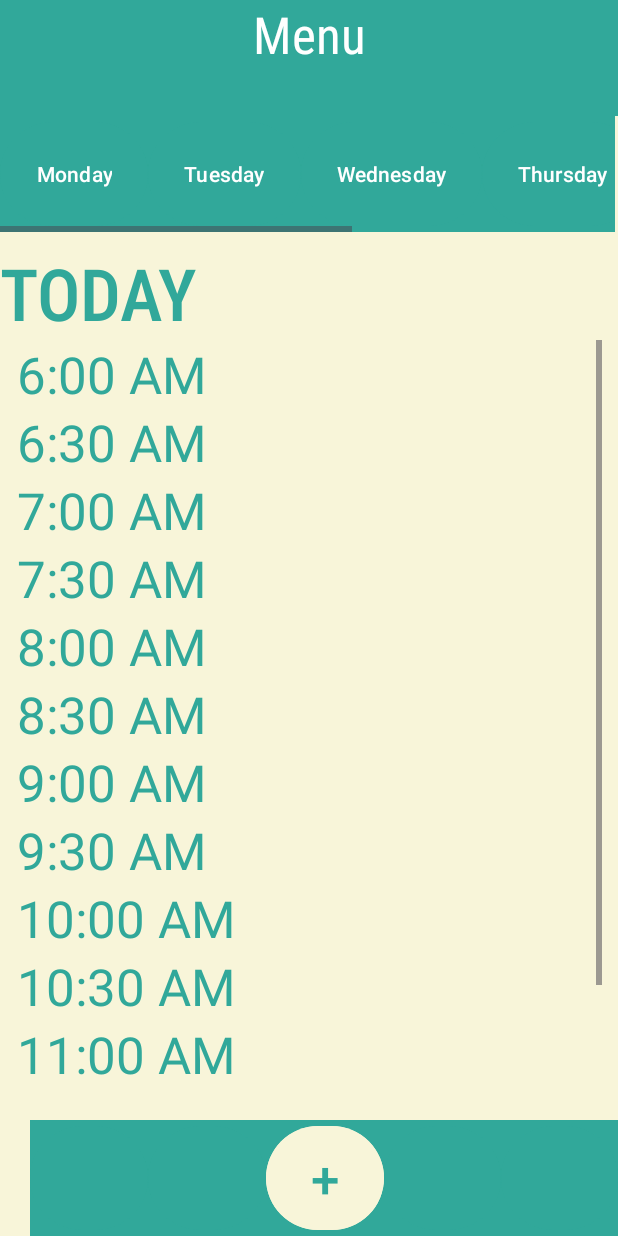
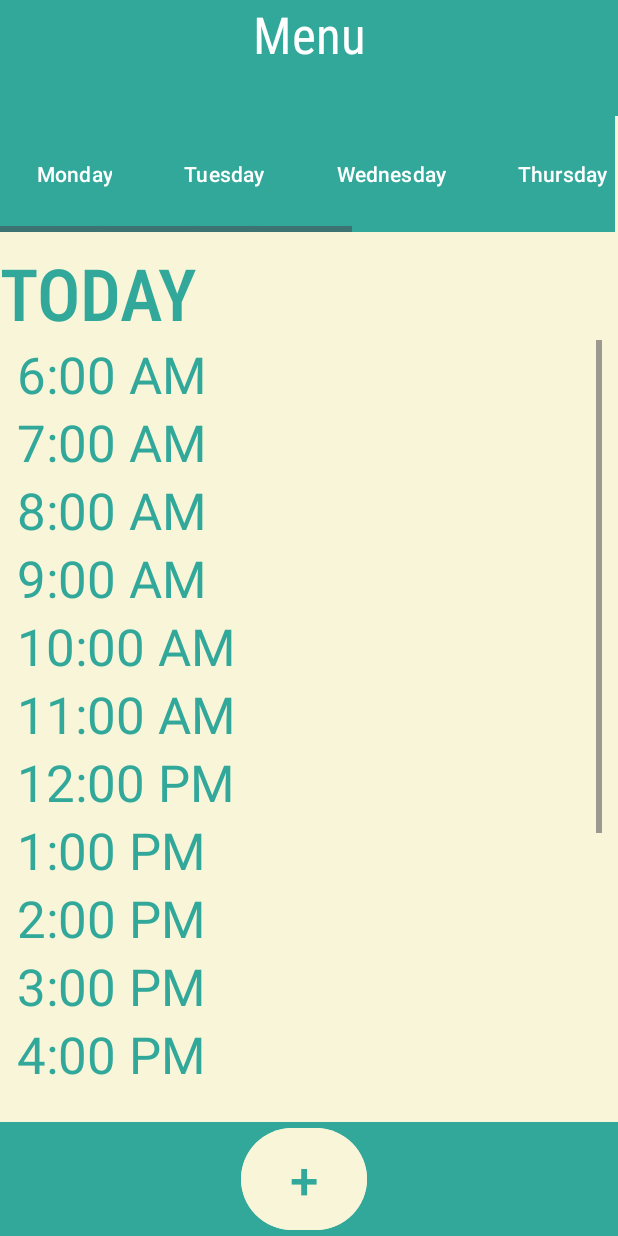
Before and after one commit to kyahki/MobDevProject, an Android app: the MainMenu screen opened directly, with no data from a screen before it, on a phone screen of 412 x 824 dp. Run offline under Robolectric (Android 15) with nearby library versions, the phone set to English and light mode, and no system bars.

Commit message:
aysa hilabtii kuwang pni backup rni

```diff
--- a/app/src/main/java/com/example/mobdevproject/MainMenu.java
+++ b/app/src/main/java/com/example/mobdevproject/MainMenu.java
@@ -1,49 +1,86 @@
 package com.example.mobdevproject;
 
+import android.app.Dialog;
 import android.content.Intent;
 import android.os.Bundle;
+import android.util.Log;
 import android.view.MotionEvent;
 import android.view.View;
+import android.widget.ArrayAdapter;
+import android.widget.Button;
+import android.widget.EditText;
+import android.widget.ListView;
 import android.widget.ScrollView;
+import android.widget.TextView;
+import android.widget.Toast;
 
-import androidx.activity.EdgeToEdge;
 import androidx.appcompat.app.AppCompatActivity;
-import androidx.core.graphics.Insets;
-import androidx.core.view.ViewCompat;
-import androidx.core.view.WindowInsetsCompat;
+import android.app.AlertDialog;
+import android.content.DialogInterface;
+import java.util.ArrayList;
+import java.util.List;
 
 public class MainMenu extends AppCompatActivity {
 
     private static final int MIN_DISTANCE = 150;
+    private List<String> tasks = new ArrayList<>();
+    private TextView currentTextView;
+
     @Override
     protected void onCreate(Bundle savedInstanceState) {
         super.onCreate(savedInstanceState);
-        EdgeToEdge.enable(this);
         setContentView(R.layout.activity_main_menu);
+        Button btnAddSched = findViewById(R.id.btnAddSched);
+        ScrollView scrollView = findViewById(R.id.mainScrollView);
 
-        ScrollView scrollView = findViewById(R.id.mainScrollView);
+
+
+        setTimeTextViewClickListener(R.id.sixam, "6:00 AM");
+        setTimeTextViewClickListener(R.id.sevenam, "7:00 AM");
+        setTimeTextViewClickListener(R.id.eightam, "8:00 AM");
+        setTimeTextViewClickListener(R.id.nineam, "9:00 AM");
+        setTimeTextViewClickListener(R.id.tenam, "10:00 AM");
+        setTimeTextViewClickListener(R.id.elevenam, "11:00 AM");
+        setTimeTextViewClickListener(R.id.twelvepm, "12:00 PM");
+        setTimeTextViewClickListener(R.id.onepm, "1:00 PM");
+        setTimeTextViewClickListener(R.id.twopm, "2:00 PM");
+        setTimeTextViewClickListener(R.id.threepm, "3:00 PM");
+        setTimeTextViewClickListener(R.id.fourpm, "4:00 PM");
+        setTimeTextViewClickListener(R.id.fivepm, "5:00 PM");
+        setTimeTextViewClickListener(R.id.sixpm, "6:00 PM");
+        setTimeTextViewClickListener(R.id.sevenpm, "7:00 PM");
+        setTimeTextViewClickListener(R.id.eightpm, "8:00 PM");
+        setTimeTextViewClickListener(R.id.ninepm, "9:00 PM");
+        setTimeTextViewClickListener(R.id.tenpm, "10:00 PM");
+
+        btnAddSched.setOnClickListener(new View.OnClickListener() {
+            @Override
+            public void onClick(View v) {
+                if (currentTextView != null) {
+
+                    showAddScheduleDialog(currentTextView.getText().toString());
+                } else {
+                    Toast.makeText(MainMenu.this, "Select a time slot first", Toast.LENGTH_SHORT).show();
+                }
+            }
+        });
 
         scrollView.setOnTouchListener(new View.OnTouchListener() {
             private float x1, x2;
 
-            public boolean onTouch(View v, MotionEvent event)
-            {
-                switch (event.getAction())
-                {
+            public boolean onTouch(View v, MotionEvent event) {
+                switch (event.getAction()) {
                     case MotionEvent.ACTION_DOWN:
                         x1 = event.getX();
                         break;
                     case MotionEvent.ACTION_UP:
                         x2 = event.getX();
                         float deltaX = x2 - x1;
-                        if (Math.abs(deltaX) > MIN_DISTANCE)
-                        {
-                            if (x2 > x1)
-                            {
+                        if (Math.abs(deltaX) > MIN_DISTANCE) {
+                            if (x2 > x1) {
                                 Intent i = new Intent(MainMenu.this, UserProfile.class);
                                 startActivity(i);
-                            } else
-                            {
+                            } else {
                                 Intent i = new Intent(MainMenu.this, Leaderboard.class);
                                 startActivity(i);
                             }
@@ -55,29 +92,58 @@ public class MainMenu extends AppCompatActivity {
         });
     }
 
+    private void setTimeTextViewClickListener(int textViewId, final String time) {
+        TextView textView = findViewById(textViewId);
+        textView.setOnClickListener(new View.OnClickListener() {
+            @Override
+            public void onClick(View v) {
+                currentTextView = (TextView) v;
+
+                showAddScheduleDialog(time);
+            }
+        });
+    }
+    private void showAddScheduleDialog(String time) {
+        AlertDialog.Builder builder = new AlertDialog.Builder(this);
+        builder.setTitle("Add Schedule");
+
+        View view = getLayoutInflater().inflate(R.layout.dialog_add_task, null);
+        EditText editTextTask = view.findViewById(R.id.editTextTask);
+        ListView listViewTasks = view.findViewById(R.id.listViewTasks);
 
 
-//    @Override
-//    public boolean onTouchEvent(MotionEvent touchEvent){
-//        switch(touchEvent.getAction()){
-//            case MotionEvent.ACTION_DOWN:
-//                x1 = touchEvent.getX();
-//                y1 = touchEvent.getY();
-//                break;
-//            case MotionEvent.ACTION_UP:
-//                x2 = touchEvent.getX();
-//                y2 = touchEvent.getY();
-//                if(x1 < x2){
-//                Intent i = new Intent(MainMenu.this, UserProfile.class);
-//                startActivity(i);
-//            }else if(x1 > x2){
-//                Intent i = new Intent(MainMenu.this,Leaderboard.class);
-//                startActivity(i);
-//            }
-//            break;
-//        }
-//        return false;
-//    }
+        List<String> tasksForCurrentTime = new ArrayList<>();
+        for (String task : tasks) {
+            if (task.contains(time)) {
+                tasksForCurrentTime.add(task);
+            }
+        }
+        ArrayAdapter<String> adapter = new ArrayAdapter<>(this, android.R.layout.simple_list_item_1, tasksForCurrentTime);
+        listViewTasks.setAdapter(adapter);
+
+        builder.setView(view);
+
+        builder.setPositiveButton("Add", new DialogInterface.OnClickListener() {
+            @Override
+            public void onClick(DialogInterface dialog, int which) {
+                String task = editTextTask.getText().toString().trim();
+                if (!task.isEmpty()) {
+                    tasks.add(time + ": " + task);
+                    adapter.notifyDataSetChanged();
+                    Toast.makeText(MainMenu.this, "Schedule added successfully", Toast.LENGTH_SHORT).show();
+                } else {
+                    Toast.makeText(MainMenu.this, "Please enter a task", Toast.LENGTH_SHORT).show();
+                }
+            }
+        });
+
+        builder.setNegativeButton("Cancel", null);
+
+        Dialog dialog = builder.create();
+        dialog.show();
+    }
+
+
 
 
 }
--- a/app/src/main/res/layout/activity_main_menu.xml
+++ b/app/src/main/res/layout/activity_main_menu.xml
@@ -141,14 +141,16 @@
 
         <TableLayout
             android:layout_width="match_parent"
-            android:layout_height="match_parent">
+            android:layout_height="match_parent"
+            android:id="@+id/tableLayout">
 
             <TableRow
                 android:layout_width="match_parent"
-                android:layout_height="100dp">
+                android:layout_height="100dp"
+                >
 
                 <TextView
-                    android:id="@+id/textView2"
+                    android:id="@+id/sixam"
                     android:layout_width="wrap_content"
                     android:layout_height="wrap_content"
                     android:text="6:00 AM"
@@ -163,21 +165,7 @@
                 android:layout_height="match_parent">
 
                 <TextView
-                    android:id="@+id/textView3"
-                    android:layout_width="wrap_content"
-                    android:layout_height="wrap_content"
-                    android:text="6:30 AM"
-                    android:textColor="@color/green"
-                    android:textSize="34sp" />
-
-            </TableRow>
-
-            <TableRow
-                android:layout_width="match_parent"
-                android:layout_height="match_parent">
-
-                <TextView
-                    android:id="@+id/textView4"
+                    android:id="@+id/sevenam"
                     android:layout_width="wrap_content"
                     android:layout_height="wrap_content"
                     android:text="7:00 AM"
@@ -191,12 +179,13 @@
                 android:layout_height="match_parent">
 
                 <TextView
-                    android:id="@+id/textView5"
+                    android:id="@+id/eightam"
                     android:layout_width="wrap_content"
                     android:layout_height="wrap_content"
-                    android:text="7:30 AM"
+                    android:text="8:00 AM"
                     android:textColor="@color/green"
-                    android:textSize="34sp"/>
+                    android:textSize="34sp" />
+
             </TableRow>
 
             <TableRow
@@ -204,33 +193,7 @@
                 android:layout_height="match_parent">
 
                 <TextView
-                    android:id="@+id/textView6"
-                    android:layout_width="wrap_content"
-                    android:layout_height="wrap_content"
-                    android:text="8:00 AM"
-                    android:textColor="@color/green"
-                    android:textSize="34sp"/>
-            </TableRow>
-
-            <TableRow
-                android:layout_width="match_parent"
-                android:layout_height="match_parent">
-
-                <TextView
-                    android:id="@+id/textView8"
-                    android:layout_width="wrap_content"
-                    android:layout_height="wrap_content"
-                    android:text="8:30 AM"
-                    android:textColor="@color/green"
-                    android:textSize="34sp"/>
-            </TableRow>
-
-            <TableRow
-                android:layout_width="match_parent"
-                android:layout_height="match_parent">
-
-                <TextView
-                    android:id="@+id/textView9"
+                    android:id="@+id/nineam"
                     android:layout_width="wrap_content"
                     android:layout_height="wrap_content"
                     android:text="9:00 AM"
@@ -243,20 +206,7 @@
                 android:layout_height="match_parent">
 
                 <TextView
-                    android:id="@+id/textView10"
-                    android:layout_width="wrap_content"
-                    android:layout_height="wrap_content"
-                    android:text="9:30 AM"
-                    android:textColor="@color/green"
-                    android:textSize="34sp"/>
-            </TableRow>
-
-            <TableRow
-                android:layout_width="match_parent"
-                android:layout_height="match_parent">
-
-                <TextView
-                    android:id="@+id/textView11"
+                    android:id="@+id/tenam"
                     android:layout_width="wrap_content"
                     android:layout_height="wrap_content"
                     android:text="10:00 AM"
@@ -269,20 +219,7 @@
                 android:layout_height="match_parent">
 
                 <TextView
-                    android:id="@+id/textView12"
-                    android:layout_width="wrap_content"
-                    android:layout_height="wrap_content"
-                    android:text="10:30 AM"
-                    android:textColor="@color/green"
-                    android:textSize="34sp"/>
-            </TableRow>
-
-            <TableRow
-                android:layout_width="match_parent"
-                android:layout_height="match_parent">
-
-                <TextView
-                    android:id="@+id/textView13"
+                    android:id="@+id/elevenam"
                     android:layout_width="wrap_content"
                     android:layout_height="wrap_content"
                     android:text="11:00 AM"
@@ -295,10 +232,10 @@
                 android:layout_height="match_parent">
 
                 <TextView
-                    android:id="@+id/textView14"
+                    android:id="@+id/twelvepm"
                     android:layout_width="wrap_content"
                     android:layout_height="wrap_content"
-                    android:text="11:30 AM"
+                    android:text="12:00 PM"
                     android:textColor="@color/green"
                     android:textSize="34sp"/>
             </TableRow>
@@ -308,20 +245,135 @@
                 android:layout_height="match_parent">
 
                 <TextView
-                    android:id="@+id/textView15"
+                    android:id="@+id/onepm"
                     android:layout_width="wrap_content"
                     android:layout_height="wrap_content"
-                    android:text="12:00 AM"
+                    android:text="1:00 PM"
+                    android:textColor="@color/green"
+                    android:textSize="34sp"/>
+            </TableRow>
+
+            <TableRow
+                android:layout_width="match_parent"
+                android:layout_height="match_parent">
+
+                <TextView
+                    android:id="@+id/twopm"
+                    android:layout_width="wrap_content"
+                    android:layout_height="wrap_content"
+                    android:text="2:00 PM"
+                    android:textColor="@color/green"
+                    android:textSize="34sp"/>
+            </TableRow>
+
+            <TableRow
+                android:layout_width="match_parent"
+                android:layout_height="match_parent">
+
+                <TextView
+                    android:id="@+id/threepm"
+                    android:layout_width="wrap_content"
+                    android:layout_height="wrap_content"
+                    android:text="3:00 PM"
+                    android:textColor="@color/green"
+                    android:textSize="34sp"/>
+            </TableRow>
+
+            <TableRow
+                android:layout_width="match_parent"
+                android:layout_height="match_parent">
+
+                <TextView
+                    android:id="@+id/fourpm"
+                    android:layout_width="wrap_content"
+                    android:layout_height="wrap_content"
+                    android:text="4:00 PM"
+                    android:textColor="@color/green"
+                    android:textSize="34sp"/>
+            </TableRow>
+
+            <TableRow
+                android:layout_width="match_parent"
+                android:layout_height="match_parent">
+
+                <TextView
+                    android:id="@+id/fivepm"
+                    android:layout_width="wrap_content"
+                    android:layout_height="wrap_content"
+                    android:text="5:00 PM"
+                    android:textColor="@color/green"
+                    android:textSize="34sp"/>
+            </TableRow>
+
+            <TableRow
+                android:layout_width="match_parent"
+                android:layout_height="match_parent">
+
+                <TextView
+                    android:id="@+id/sixpm"
+                    android:layout_width="wrap_content"
+                    android:layout_height="wrap_content"
+                    android:text="6:00 PM"
+                    android:textColor="@color/green"
+                    android:textSize="34sp"/>
+            </TableRow>
+            <TableRow
+                android:layout_width="match_parent"
+                android:layout_height="match_parent">
+
+                <TextView
+                    android:id="@+id/sevenpm"
+                    android:layout_width="wrap_content"
+                    android:layout_height="wrap_content"
+                    android:text="7:00 PM"
+                    android:textColor="@color/green"
+                    android:textSize="34sp"/>
+            </TableRow>
+            <TableRow
+                android:layout_width="match_parent"
+                android:layout_height="match_parent">
+
+                <TextView
+                    android:id="@+id/eightpm"
+                    android:layout_width="wrap_content"
+                    android:layout_height="wrap_content"
+                    android:text="8:00 PM"
+                    android:textColor="@color/green"
+                    android:textSize="34sp"/>
+            </TableRow>
+            <TableRow
+                android:layout_width="match_parent"
+                android:layout_height="match_parent">
+
+                <TextView
+                    android:id="@+id/ninepm"
+                    android:layout_width="wrap_content"
+                    android:layout_height="wrap_content"
+                    android:text="9:00 PM"
+                    android:textColor="@color/green"
+                    android:textSize="34sp"/>
+            </TableRow>
+            <TableRow
+                android:layout_width="match_parent"
+                android:layout_height="match_parent">
+
+                <TextView
+                    android:id="@+id/tenpm"
+                    android:layout_width="wrap_content"
+                    android:layout_height="wrap_content"
+                    android:text="10:00 PM"
                     android:textColor="@color/green"
                     android:textSize="34sp"/>
             </TableRow>
 
         </TableLayout>
+
+
     </ScrollView>
 
     <LinearLayout
-        android:layout_width="392dp"
-        android:layout_height="77dp"
+        android:layout_width="421dp"
+        android:layout_height="76dp"
         android:background="@color/green"
         android:orientation="horizontal"
         app:layout_constraintBottom_toBottomOf="parent"
@@ -346,7 +398,7 @@
             android:backgroundTint="@color/green" />
 
         <Button
-            android:id="@+id/button13"
+            android:id="@+id/btnAddSched"
             android:layout_width="wrap_content"
             android:layout_height="match_parent"
             android:layout_weight="1"
--- /dev/null
+++ b/app/src/main/res/layout/task_item.xml
@@ -0,0 +1,6 @@
+<TextView xmlns:android="http://schemas.android.com/apk/res/android"
+    android:id="@+id/taskTextView"
+    android:layout_width="match_parent"
+    android:layout_height="wrap_content"
+    android:textSize="16sp"
+    android:padding="8dp" />
```
Also changed, not shown: app/src/main/res/layout/dialog_add_task.xml (added, +19 -0 lines), app/src/main/res/layout/popup_tasks.xml (added, +22 -0 lines).
